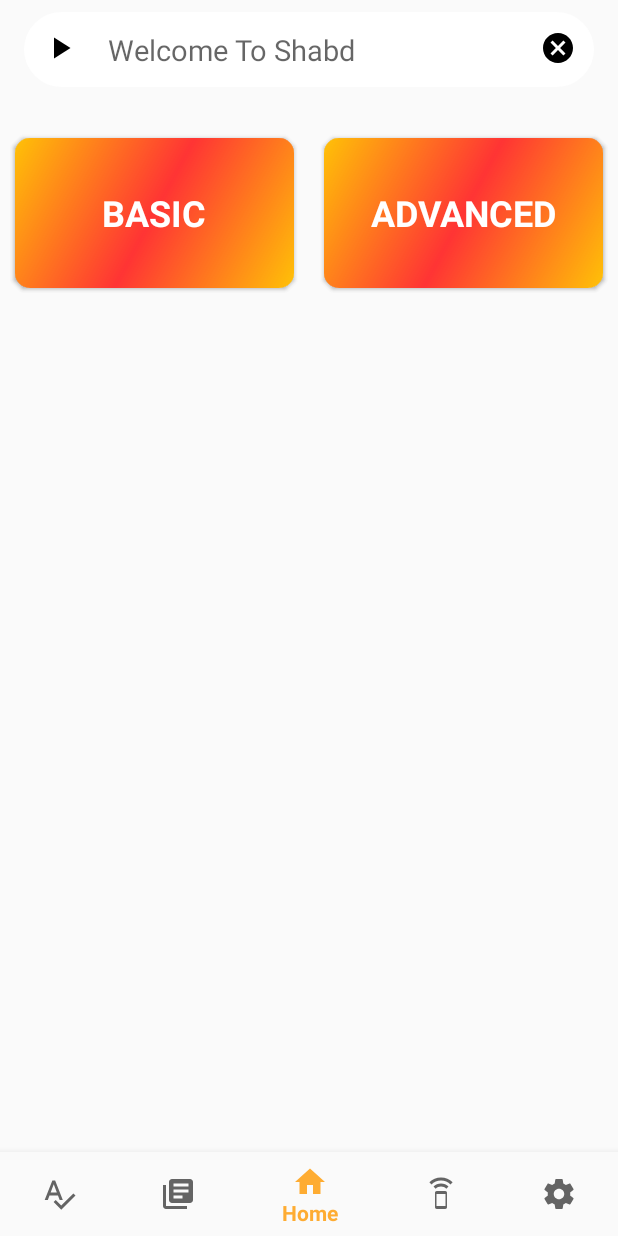
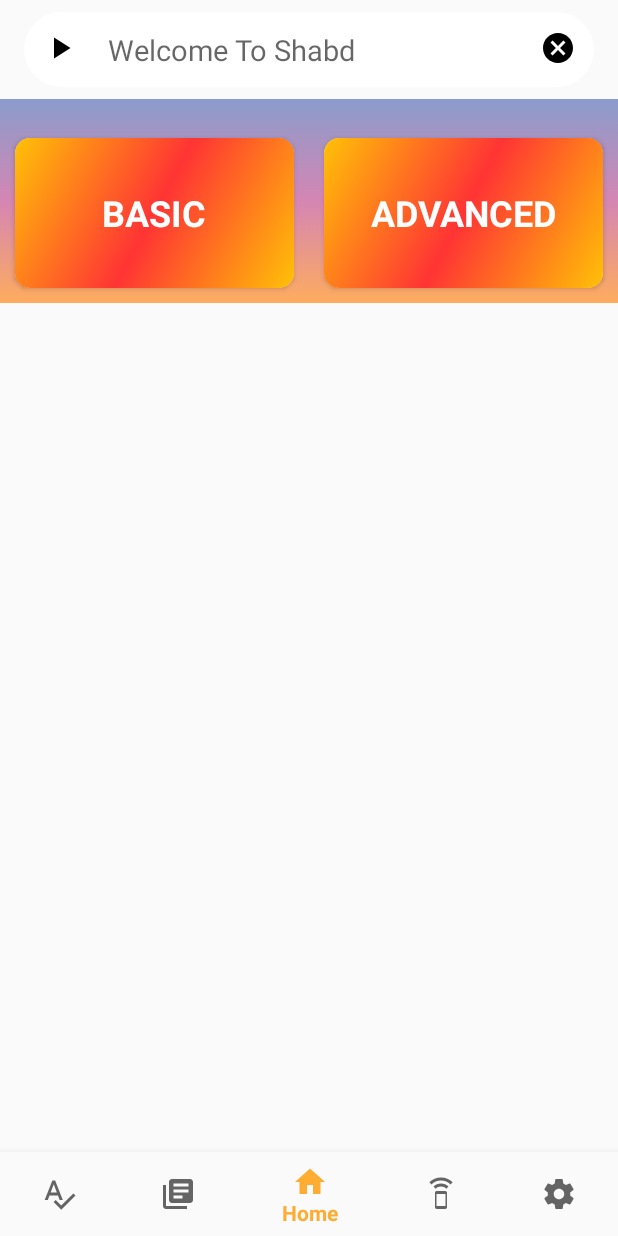
Before and after one commit to dsciitpatna/Shabd, an Android app: the screen it shows after launch (MainActivity), on a phone screen of 412 x 824 dp. Run offline under Robolectric (Android 15) with nearby library versions, the phone set to English and light mode, and no system bars; our stand-ins replace Firebase (no records; nobody signed in at launch, a user with empty details on screens opened directly); pictures from the network do not load.

Commit message:
added transparent background in home

```diff
--- a/app/src/main/res/layout/fragment_home.xml
+++ b/app/src/main/res/layout/fragment_home.xml
@@ -4,11 +4,13 @@
     xmlns:tools="http://schemas.android.com/tools"
     android:layout_width="match_parent"
     android:layout_height="match_parent"
+    android:background="@drawable/backgroundgradient"
     tools:context=".Home.HomeFragment">
 
     <LinearLayout
         android:layout_width="match_parent"
         android:layout_height="wrap_content"
+        android:background="@drawable/transgradientbackground"
         android:orientation="vertical">
 
 
```
